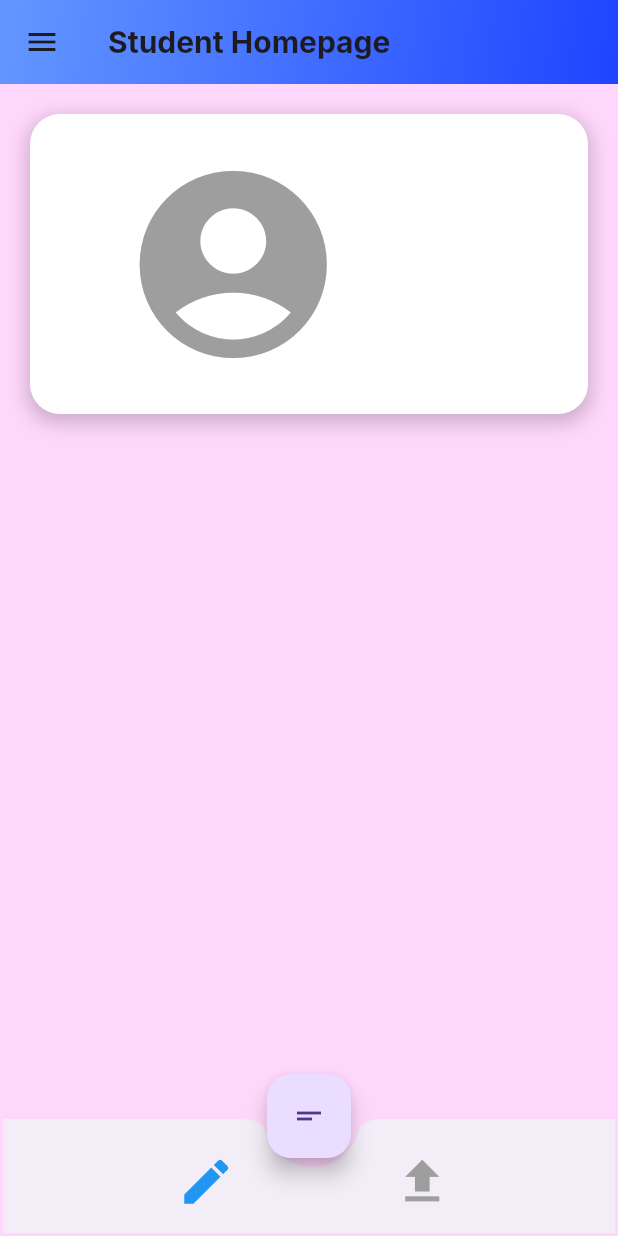
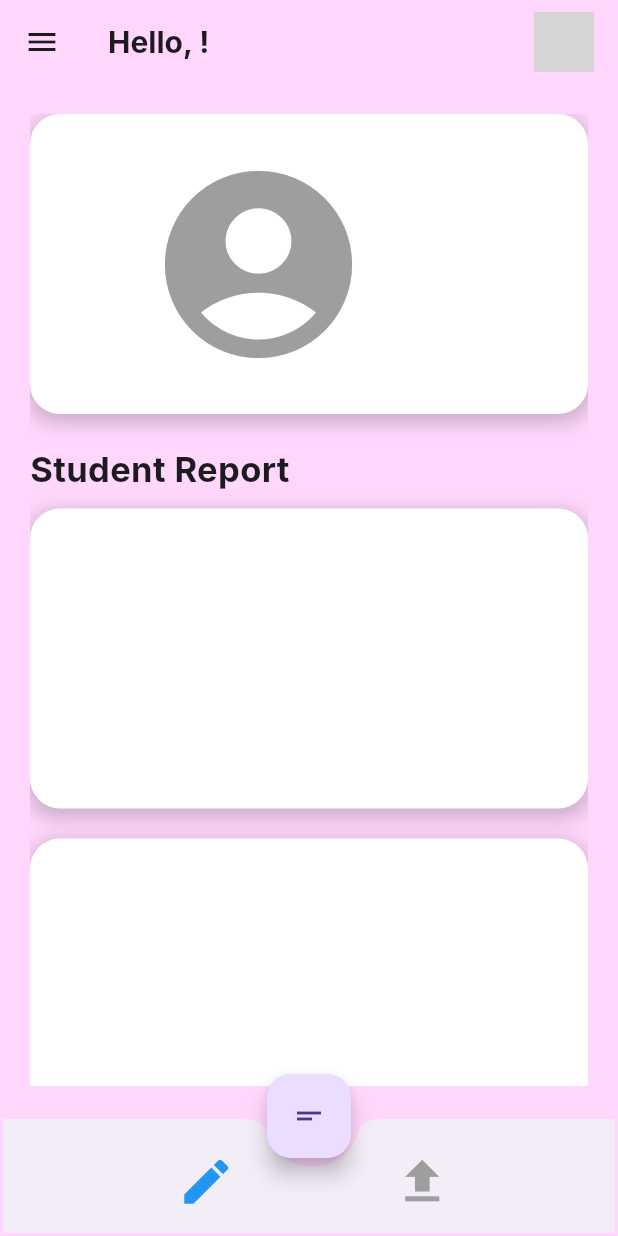
Before and after one commit to rushabhkhandhar/Devopia-Overloadoblivion, a Flutter app: the StudentHomepage screen opened directly, on a phone screen of 412 x 824 dp. Run offline on Flutter 3.47's test engine with Material 3 defaults, Android fonts, the phone set to English and light mode, and no system bars; our stand-ins replace animated_splash_screen, cloud_firestore, dash_chat_2, dio, file_picker, firebase_auth and 4 more; accounts and stored records are empty; network calls fail; Roboto replaces fonts that are missing (Inter); grey boxes are pictures that could not be loaded.

Commit message:
Adding UI elements in student homepage

```diff
--- a/lib/screens/student_homepage.dart
+++ b/lib/screens/student_homepage.dart
@@ -68,12 +68,16 @@ class _StudentHomepageState extends State<StudentHomepage> {
 
   StudentProvider studentProvider = StudentProvider();
 
+  refreshUser() async {
+    await studentProvider.refreshStudent();
+  }
+
   String email = "";
   String name = "";
   @override
   void initState() {
-    setState(() {
-      studentProvider.refreshStudent();
+    refreshUser().then((value) {
+      setState(() {});
     });
 
     databaseService.getQuizData().then((value) {
@@ -83,18 +87,18 @@ class _StudentHomepageState extends State<StudentHomepage> {
     super.initState();
     getUserDetails();
   }
-  void getUserDetails() async{
-    await HelperFunction.getUserEmail().then((value){
+
+  void getUserDetails() async {
+    await HelperFunction.getUserEmail().then((value) {
       setState(() {
         email = value!;
       });
     });
-    await HelperFunction.getUserName().then((value){
+    await HelperFunction.getUserName().then((value) {
       setState(() {
         name = value!;
       });
     });
-
   }
 
   @override
@@ -103,25 +107,22 @@ class _StudentHomepageState extends State<StudentHomepage> {
     return Scaffold(
       backgroundColor: Color.fromARGB(255, 255, 215, 252),
       appBar: AppBar(
-        flexibleSpace: Container(
-          decoration: BoxDecoration(
-            gradient: LinearGradient(
-              colors: [
-                Color.fromRGBO(99, 151, 255, 1),
-                Color.fromRGBO(31, 68, 255, 1)
-              ],
-              begin: Alignment.topLeft,
-              end: Alignment.bottomRight,
-            ),
-          ),
-        ),
         title: Text(
-          'Student Homepage',
+          'Hello, $name!',
           style: TextStyle(
             fontSize: 20,
             fontWeight: FontWeight.bold,
           ),
         ),
+        actions: [
+          CircleAvatar(
+            backgroundImage: NetworkImage(
+              'https://www.example.com/avatar.png', // Provide the actual image URL here
+            ),
+            radius: 20,
+          ),
+          SizedBox(width: 16), // Add spacing between the avatar and the edge
+        ],
         elevation: 0.0,
         backgroundColor: Colors.transparent,
       ),
@@ -144,8 +145,6 @@ class _StudentHomepageState extends State<StudentHomepage> {
             const Divider(
               height: 2,
             ),
-
-
             ListTile(
               onTap: () async {
                 showDialog(
@@ -170,7 +169,8 @@ class _StudentHomepageState extends State<StudentHomepage> {
                               await auth.signout();
                               Navigator.of(context).pushAndRemoveUntil(
                                   MaterialPageRoute(
-                                    builder: (context) => const UserTypeSelectionPage()),
+                                      builder: (context) =>
+                                          const UserTypeSelectionPage()),
                                   (route) => false);
                             },
                             icon: const Icon(
@@ -190,13 +190,14 @@ class _StudentHomepageState extends State<StudentHomepage> {
                 style: TextStyle(color: Colors.black),
               ),
             )
-
           ],
         ),
       ),
       body: Padding(
         padding: const EdgeInsets.all(20.0),
+        child: SingleChildScrollView(
           child: Column(
+            crossAxisAlignment: CrossAxisAlignment.start,
             children: [
               Container(
                 decoration: BoxDecoration(
@@ -211,12 +212,12 @@ class _StudentHomepageState extends State<StudentHomepage> {
                     ),
                   ],
                 ),
-                width: double.maxFinite,
+                width: MediaQuery.of(context).size.width - 10,
                 height: 200,
                 child: Padding(
                   padding: const EdgeInsets.all(10.0),
                   child: Row(
-                    mainAxisAlignment: MainAxisAlignment.spaceAround,
+                    mainAxisAlignment: MainAxisAlignment.spaceEvenly,
                     children: [
                       const Icon(
                         Icons.account_circle,
@@ -224,6 +225,7 @@ class _StudentHomepageState extends State<StudentHomepage> {
                         color: Colors.grey,
                       ),
                       Column(
+                        crossAxisAlignment: CrossAxisAlignment.start,
                         mainAxisAlignment: MainAxisAlignment.center,
                         children: [
                           Text(
@@ -232,19 +234,89 @@ class _StudentHomepageState extends State<StudentHomepage> {
                                 fontWeight: FontWeight.w600, fontSize: 20),
                           ),
                           SizedBox(
-                            height: 20,
+                            height: 10,
                           ),
-                          Text(student.email),
+                          Text(
+                            student.year,
+                            style: TextStyle(
+                                fontWeight: FontWeight.w500, fontSize: 18),
+                          ),
                           SizedBox(
                             height: 10,
                           ),
-                          Text(student.year),
+                          Text(student.email),
                         ],
                       )
                     ],
                   ),
-                )),
+                ),
+              ),
+              SizedBox(
+                height: 20,
+              ),
+              Text(
+                "Student Report",
+                style: TextStyle(fontSize: 23, fontWeight: FontWeight.bold),
+              ),
+              SizedBox(
+                height: 10,
+              ),
+              Container(
+                decoration: BoxDecoration(
+                  color: Colors.white,
+                  borderRadius: BorderRadius.circular(20),
+                  boxShadow: [
+                    BoxShadow(
+                      color: Colors.black.withOpacity(0.2),
+                      blurRadius: 10,
+                      spreadRadius: 2,
+                      offset: Offset(0, 4),
+                    ),
                   ],
+                ),
+                width: MediaQuery.of(context).size.width - 10,
+                height: 200,
+              ),
+              SizedBox(
+                height: 20,
+              ),
+              Container(
+                decoration: BoxDecoration(
+                  color: Colors.white,
+                  borderRadius: BorderRadius.circular(20),
+                  boxShadow: [
+                    BoxShadow(
+                      color: Colors.black.withOpacity(0.2),
+                      blurRadius: 10,
+                      spreadRadius: 2,
+                      offset: Offset(0, 4),
+                    ),
+                  ],
+                ),
+                width: MediaQuery.of(context).size.width - 10,
+                height: 200,
+              ),
+              SizedBox(
+                height: 20,
+              ),
+              Container(
+                decoration: BoxDecoration(
+                  color: Colors.white,
+                  borderRadius: BorderRadius.circular(20),
+                  boxShadow: [
+                    BoxShadow(
+                      color: Colors.black.withOpacity(0.2),
+                      blurRadius: 10,
+                      spreadRadius: 2,
+                      offset: Offset(0, 4),
+                    ),
+                  ],
+                ),
+                width: MediaQuery.of(context).size.width - 10,
+                height: 200,
+              )
+            ],
+          ),
         ),
       ),
       //quizList(),
@@ -254,7 +326,6 @@ class _StudentHomepageState extends State<StudentHomepage> {
         padding: EdgeInsets.all(2.0),
         child: BottomAppBar(
           shape: CircularNotchedRectangle(),
-
           child: Row(
             children: [
               // Other bottom nav items if any
```
Lines whose indentation alone changed are shown as unchanged.
